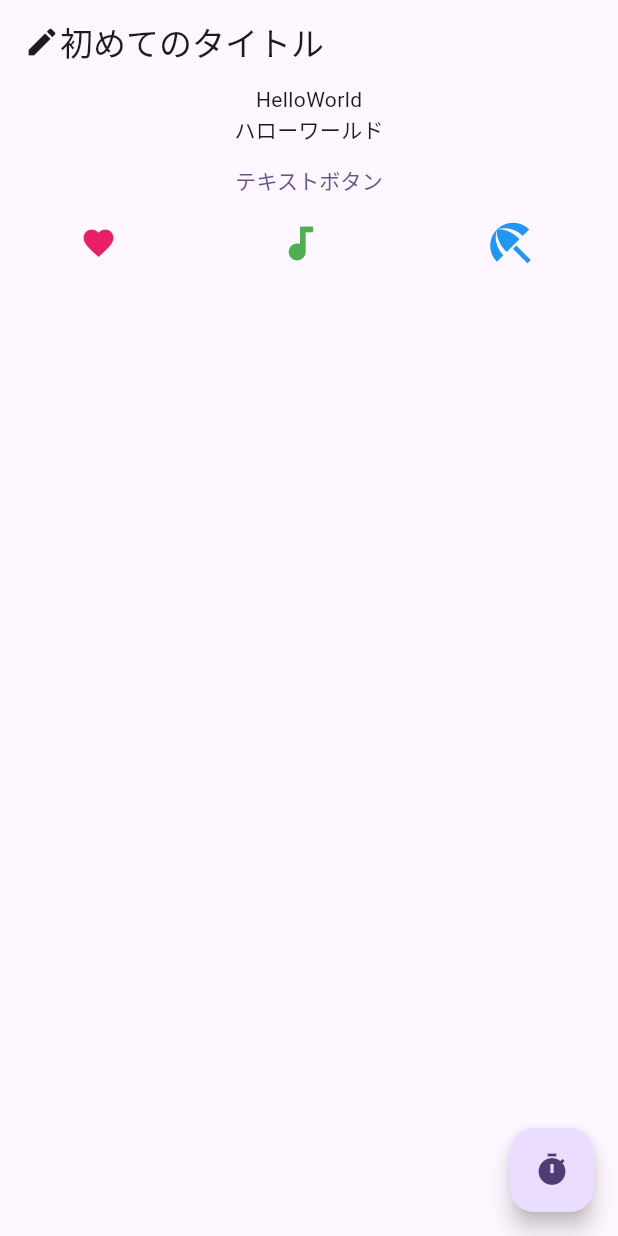
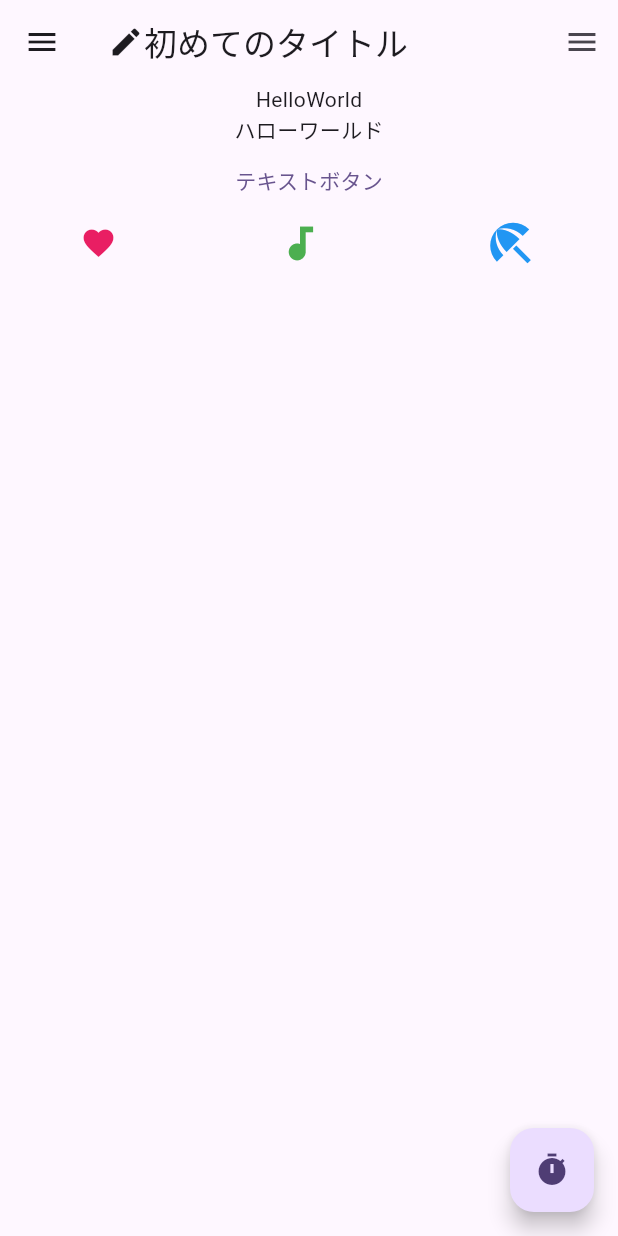
Before and after one commit to naopon-hamumu/flutter_intro, a Flutter app: the screen it shows after launch, on a phone screen of 412 x 824 dp. Run offline on Flutter 3.47's test engine with Material 3 defaults, Android fonts, the phone set to English and light mode, and no system bars.

Commit message:
DrawerにWidgetを追加する

```diff
--- a/chapter2/helloworld/lib/main.dart
+++ b/chapter2/helloworld/lib/main.dart
@@ -73,6 +73,8 @@ class _MyHomePageState extends State<MyHomePage> {
       ]),
       floatingActionButton: FloatingActionButton( // 画面の右下最前面に表示されるボタンを作成
         onPressed: () => {print("押したね？")}, child: const Icon(Icons.timer)),
+      drawer: const Drawer(child: Center(child: Text("Drawer"))), // 左側のサイドメニュー
+      endDrawer: const Drawer(child: Center(child: Text("EndDrawer"))), // 右側のサイドメニュー
     );
   }
 }
```
